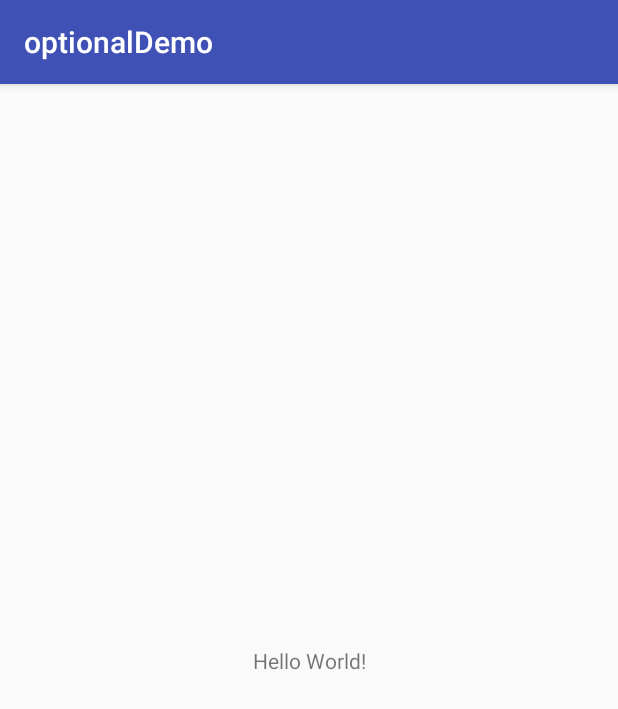
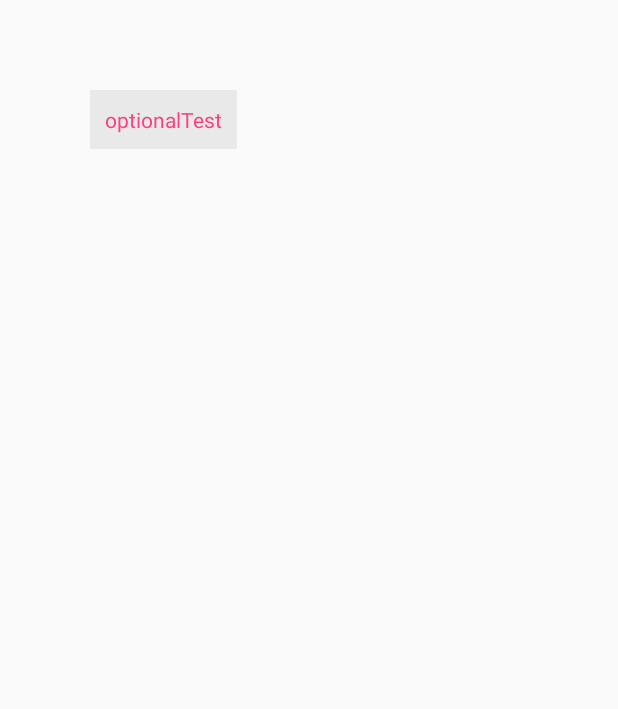
Before and after one commit to hrdzkj/optional, an Android app: the screen it shows after launch (MainActivity), on a phone screen of 412 x 824 dp. Shown: the top 709 px of the screen. Run offline under Robolectric (Android 15) with nearby library versions, the phone set to English and light mode, and no system bars.

```diff
--- a/app/build.gradle
+++ b/app/build.gradle
@@ -1,11 +1,11 @@
 apply plugin: 'com.android.application'
 
 android {
-    compileSdkVersion 27
+    compileSdkVersion compileSdk
     defaultConfig {
         applicationId "com.gxjf.optionaldemo"
-        minSdkVersion 23
-        targetSdkVersion 27
+        minSdkVersion 20
+        targetSdkVersion targetSdk
         versionCode 1
         versionName "1.0"
         testInstrumentationRunner "android.support.test.runner.AndroidJUnitRunner"
@@ -20,9 +20,9 @@ android {
 
 dependencies {
     implementation fileTree(dir: 'libs', include: ['*.jar'])
-    implementation 'com.android.support:appcompat-v7:27.1.1'
-    implementation 'com.android.support.constraint:constraint-layout:1.1.3'
+    implementation 'com.android.support:appcompat-v7:28.0.0'
     testImplementation 'junit:junit:4.12'
     androidTestImplementation 'com.android.support.test:runner:1.0.2'
     androidTestImplementation 'com.android.support.test.espresso:espresso-core:3.0.2'
+    implementation project(':optional')
 }
--- a/app/src/main/java/com/gxjf/optionaldemo/MainActivity.java
+++ b/app/src/main/java/com/gxjf/optionaldemo/MainActivity.java
@@ -2,12 +2,35 @@ package com.gxjf.optionaldemo;
 
 import android.support.v7.app.AppCompatActivity;
 import android.os.Bundle;
+import android.view.View;
 
-public class MainActivity extends AppCompatActivity {
+
+public class MainActivity extends AppCompatActivity implements View.OnClickListener {
 
     @Override
     protected void onCreate(Bundle savedInstanceState) {
         super.onCreate(savedInstanceState);
         setContentView(R.layout.activity_main);
+        findViewById(R.id.textTest).setOnClickListener(this);
+    }
+
+    @Override
+    public void onClick(View view) {
+        /*
+        Optional<String> lastName = Optional.ofNullable("Daisuke");
+        Optional<String> firstName = Optional.ofNullable("Sato");
+        Optional<String> fullname =
+                lastName.flatMap(new Func1<String, Optional<String>>() {
+                    @Override
+                    public Optional<String> call(final String ln) {
+                        return firstName.map(new Func1<String, String>() {
+                            @Override
+                            public String call(final String fn) {
+                                return Strings.join(" ", ln, fn);
+                            }
+                        });
+                    }
+                });
+                */
     }
 }
--- a/app/src/main/res/layout/activity_main.xml
+++ b/app/src/main/res/layout/activity_main.xml
@@ -1,18 +1,18 @@
 <?xml version="1.0" encoding="utf-8"?>
-<android.support.constraint.ConstraintLayout xmlns:android="http://schemas.android.com/apk/res/android"
-    xmlns:app="http://schemas.android.com/apk/res-auto"
-    xmlns:tools="http://schemas.android.com/tools"
+<LinearLayout xmlns:android="http://schemas.android.com/apk/res/android"
     android:layout_width="match_parent"
     android:layout_height="match_parent"
-    tools:context="com.gxjf.optionaldemo.MainActivity">
+    android:orientation="vertical">
 
     <TextView
+        android:id="@+id/textTest"
         android:layout_width="wrap_content"
         android:layout_height="wrap_content"
-        android:text="Hello World!"
-        app:layout_constraintBottom_toBottomOf="parent"
-        app:layout_constraintLeft_toLeftOf="parent"
-        app:layout_constraintRight_toRightOf="parent"
-        app:layout_constraintTop_toTopOf="parent" />
+        android:layout_marginTop="60dp"
+        android:layout_marginLeft="60dp"
+        android:background="#e9e9e9"
+        android:padding="10dp"
+        android:textColor="@color/colorAccent"
+        android:text="optionalTest" />
 
-</android.support.constraint.ConstraintLayout>
+</LinearLayout>
--- a/app/src/main/res/values/styles.xml
+++ b/app/src/main/res/values/styles.xml
@@ -1,7 +1,7 @@
 <resources>
 
     <!-- Base application theme. -->
-    <style name="AppTheme" parent="Theme.AppCompat.Light.DarkActionBar">
+    <style name="AppTheme" parent="Theme.AppCompat.Light.NoActionBar">
         <!-- Customize your theme here. -->
         <item name="colorPrimary">@color/colorPrimary</item>
         <item name="colorPrimaryDark">@color/colorPrimaryDark</item>
```
Also changed, not shown: 1 other file.
